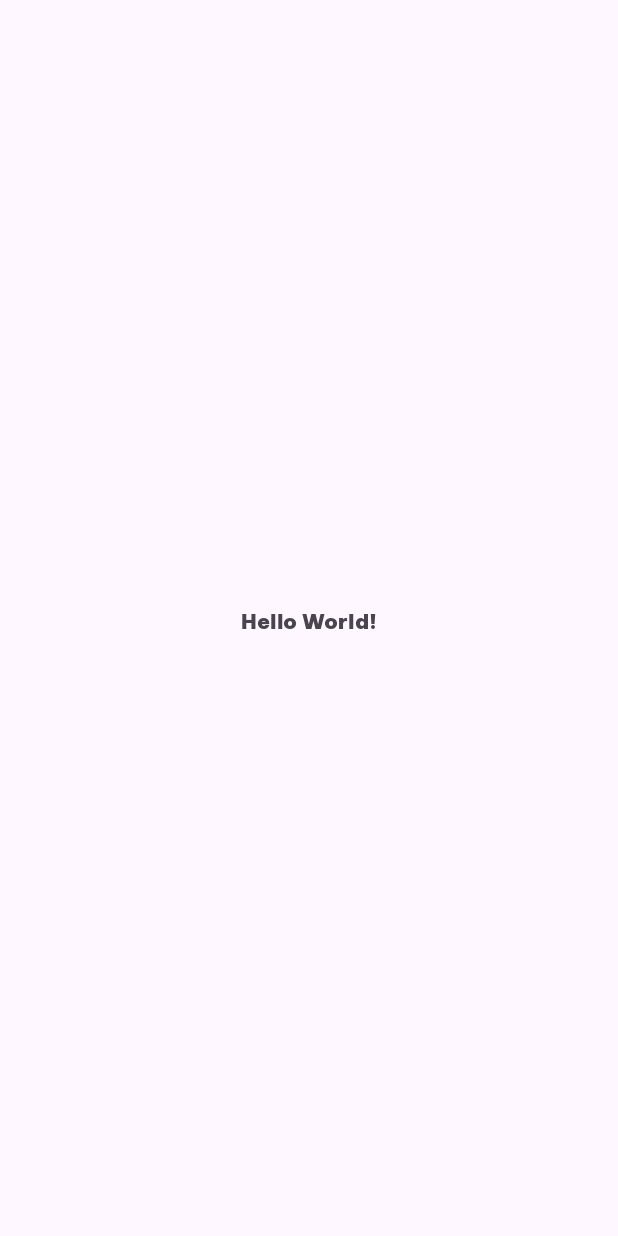
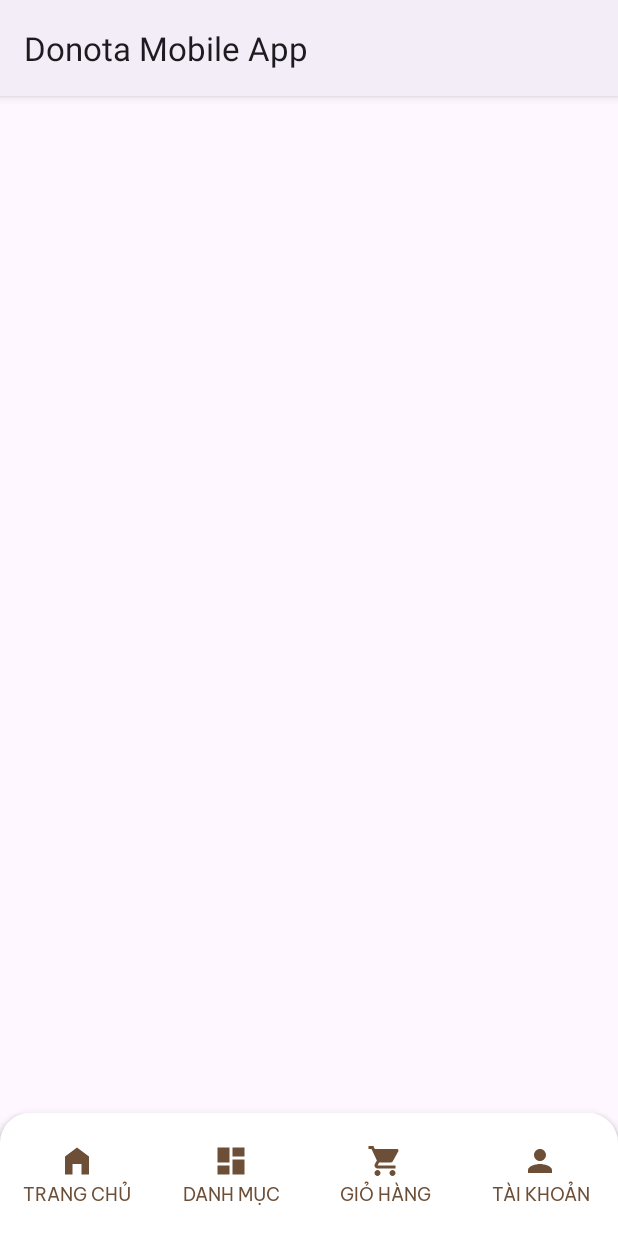
Before and after one commit to leos0509/DonotaMobileApp, an Android app: the screen it shows after launch (MainActivity), on a phone screen of 412 x 824 dp. Before the commit the screen is almost empty. Run offline under Robolectric (Android 15) with nearby library versions, the phone set to English and light mode, and no system bars.

Commit message:
Nav Bar Base UI (no function yet)

```diff
--- a/app/build.gradle.kts
+++ b/app/build.gradle.kts
@@ -26,10 +26,14 @@ android {
         sourceCompatibility = JavaVersion.VERSION_1_8
         targetCompatibility = JavaVersion.VERSION_1_8
     }
+
+    buildFeatures {
+        viewBinding = true
+    }
 }
 
 dependencies {
-
+    implementation("com.google.android.material:material:1.4.0")
     implementation(libs.appcompat)
     implementation(libs.material)
     implementation(libs.activity)
--- a/app/src/main/AndroidManifest.xml
+++ b/app/src/main/AndroidManifest.xml
@@ -13,7 +13,7 @@
         android:theme="@style/Theme.DonotaMobileApp"
         tools:targetApi="31">
         <activity
-            android:name=".MainActivity"
+            android:name=".activities.MainActivity"
             android:exported="true">
             <intent-filter>
                 <action android:name="android.intent.action.MAIN" />
--- a/app/src/main/java/com/donota/donotamobileapp/MainActivity.java
+++ /dev/null
@@ -1,24 +0,0 @@
-package com.donota.donotamobileapp;
-
-import android.os.Bundle;
-
-import androidx.activity.EdgeToEdge;
-import androidx.appcompat.app.AppCompatActivity;
-import androidx.core.graphics.Insets;
-import androidx.core.view.ViewCompat;
-import androidx.core.view.WindowInsetsCompat;
-
-public class MainActivity extends AppCompatActivity {
-
-    @Override
-    protected void onCreate(Bundle savedInstanceState) {
-        super.onCreate(savedInstanceState);
-        EdgeToEdge.enable(this);
-        setContentView(R.layout.activity_main);
-        ViewCompat.setOnApplyWindowInsetsListener(findViewById(R.id.main), (v, insets) -> {
-            Insets systemBars = insets.getInsets(WindowInsetsCompat.Type.systemBars());
-            v.setPadding(systemBars.left, systemBars.top, systemBars.right, systemBars.bottom);
-            return insets;
-        });
-    }
-}
--- /dev/null
+++ b/app/src/main/java/com/donota/donotamobileapp/activities/MainActivity.java
@@ -0,0 +1,33 @@
+package com.donota.donotamobileapp.activities;
+
+import android.os.Bundle;
+
+import androidx.appcompat.app.AppCompatActivity;
+import androidx.fragment.app.FragmentManager;
+import androidx.fragment.app.FragmentTransaction;
+
+import com.donota.donotamobileapp.R;
+import com.donota.donotamobileapp.databinding.ActivityMainBinding;
+import com.donota.donotamobileapp.fragments.NavigationBarFragment;
+
+public class MainActivity extends AppCompatActivity {
+    ActivityMainBinding binding;
+
+    @Override
+    protected void onCreate(Bundle savedInstanceState) {
+        super.onCreate(savedInstanceState);
+        binding = ActivityMainBinding.inflate(getLayoutInflater());
+        setContentView(binding.getRoot());
+
+        loadFragment();
+    }
+
+    private void loadFragment() {
+        FragmentManager fragmentManager = getSupportFragmentManager();
+        FragmentTransaction transaction = fragmentManager.beginTransaction();
+
+        transaction.replace(R.id.fragment_container, new NavigationBarFragment());
+        transaction.commit();
+
+    }
+}
--- /dev/null
+++ b/app/src/main/java/com/donota/donotamobileapp/fragments/NavigationBarFragment.java
@@ -0,0 +1,54 @@
+package com.donota.donotamobileapp.fragments;
+
+import android.os.Bundle;
+import android.view.LayoutInflater;
+import android.view.View;
+import android.view.ViewGroup;
+import android.widget.Button;
+
+import androidx.annotation.NonNull;
+import androidx.annotation.Nullable;
+import androidx.fragment.app.Fragment;
+
+import com.donota.donotamobileapp.R;
+
+public class NavigationBarFragment extends Fragment {
+
+    @Nullable
+    @Override
+    public View onCreateView(@NonNull LayoutInflater inflater, @Nullable ViewGroup container, @Nullable Bundle savedInstanceState) {
+        return inflater.inflate(R.layout.fragment_navigation_bar, container, false);
+    }
+
+    @Override
+    public void onViewCreated(@NonNull View view, @Nullable Bundle savedInstanceState) {
+        super.onViewCreated(view, savedInstanceState);
+
+        // Initialize buttons
+        Button btnHome = view.findViewById(R.id.btn_home);
+        Button btnSearch = view.findViewById(R.id.btn_search);
+        Button btnCart = view.findViewById(R.id.btn_cart);
+        Button btnProfile = view.findViewById(R.id.btn_profile);
+
+        // Set click listeners for your buttons
+        btnHome.setOnClickListener(v -> {
+            // Handle home button click
+            // For example, navigate to the home screen
+        });
+
+        btnSearch.setOnClickListener(v -> {
+            // Handle search button click
+            // For example, navigate to the search screen
+        });
+
+        btnCart.setOnClickListener(v -> {
+            // Handle cart button click
+            // For example, navigate to the cart screen
+        });
+
+        btnProfile.setOnClickListener(v -> {
+            // Handle profile button click
+            // For example, navigate to the profile screen
+        });
+    }
+}
--- /dev/null
+++ b/app/src/main/res/drawable/baseline_dashboard_24.xml
@@ -0,0 +1,5 @@
+<vector xmlns:android="http://schemas.android.com/apk/res/android" android:height="24dp" android:tint="#000000" android:viewportHeight="24" android:viewportWidth="24" android:width="24dp">
+
+    <path android:fillColor="@android:color/white" android:pathData="M3,13h8L11,3L3,3v10zM3,21h8v-6L3,15v6zM13,21h8L21,11h-8v10zM13,3v6h8L21,3h-8z"/>
+
+</vector>
--- /dev/null
+++ b/app/src/main/res/drawable/baseline_home_filled_24.xml
@@ -0,0 +1,5 @@
+<vector xmlns:android="http://schemas.android.com/apk/res/android" android:height="24dp" android:viewportHeight="24" android:viewportWidth="24" android:width="24dp">
+
+    <path android:fillColor="@color/primary1" android:pathData="M12,3L4,9v12h5v-7h6v7h5V9z"/>
+
+</vector>
--- /dev/null
+++ b/app/src/main/res/drawable/baseline_person_24.xml
@@ -0,0 +1,5 @@
+<vector xmlns:android="http://schemas.android.com/apk/res/android" android:height="24dp" android:tint="#000000" android:viewportHeight="24" android:viewportWidth="24" android:width="24dp">
+
+    <path android:fillColor="@android:color/white" android:pathData="M12,12c2.21,0 4,-1.79 4,-4s-1.79,-4 -4,-4 -4,1.79 -4,4 1.79,4 4,4zM12,14c-2.67,0 -8,1.34 -8,4v2h16v-2c0,-2.66 -5.33,-4 -8,-4z"/>
+
+</vector>
--- /dev/null
+++ b/app/src/main/res/drawable/baseline_shopping_cart_24.xml
@@ -0,0 +1,5 @@
+<vector xmlns:android="http://schemas.android.com/apk/res/android" android:height="24dp" android:tint="#000000" android:viewportHeight="24" android:viewportWidth="24" android:width="24dp">
+
+    <path android:fillColor="@android:color/white" android:pathData="M7,18c-1.1,0 -1.99,0.9 -1.99,2S5.9,22 7,22s2,-0.9 2,-2 -0.9,-2 -2,-2zM1,2v2h2l3.6,7.59 -1.35,2.45c-0.16,0.28 -0.25,0.61 -0.25,0.96 0,1.1 0.9,2 2,2h12v-2L7.42,15c-0.14,0 -0.25,-0.11 -0.25,-0.25l0.03,-0.12 0.9,-1.63h7.45c0.75,0 1.41,-0.41 1.75,-1.03l3.58,-6.49c0.08,-0.14 0.12,-0.31 0.12,-0.48 0,-0.55 -0.45,-1 -1,-1L5.21,4l-0.94,-2L1,2zM17,18c-1.1,0 -1.99,0.9 -1.99,2s0.89,2 1.99,2 2,-0.9 2,-2 -0.9,-2 -2,-2z"/>
+
+</vector>
--- /dev/null
+++ b/app/src/main/res/drawable/bottom_navigation_bg.xml
@@ -0,0 +1,7 @@
+<?xml version="1.0" encoding="utf-8"?>
+<shape xmlns:android="http://schemas.android.com/apk/res/android"
+    android:shape="rectangle">
+    <solid android:color="#FFFFFFFF" />
+    <corners android:topRightRadius="20dp" android:topLeftRadius="20dp"/>
+    <stroke android:width="0dp"/>
+</shape>
--- /dev/null
+++ b/app/src/main/res/drawable/white_nav_btn_bg.xml
@@ -0,0 +1,6 @@
+<?xml version="1.0" encoding="utf-8"?>
+<shape xmlns:android="http://schemas.android.com/apk/res/android"
+    android:shape="rectangle">
+    <solid android:color="@color/white" />
+    <stroke android:width="0dp"/>
+</shape>
--- a/app/src/main/res/layout/activity_main.xml
+++ b/app/src/main/res/layout/activity_main.xml
@@ -5,16 +5,18 @@
     android:id="@+id/main"
     android:layout_width="match_parent"
     android:layout_height="match_parent"
-    tools:context=".MainActivity">
+    tools:context=".activities.MainActivity">
 
-    <TextView
-        android:layout_width="wrap_content"
+    <androidx.fragment.app.FragmentContainerView
+        android:id="@+id/fragment_container"
+        android:background="@drawable/bottom_navigation_bg"
+        android:name="com.donota.donotamobileapp.fragments.NavigationBarFragment"
+        android:layout_width="match_parent"
         android:layout_height="wrap_content"
-        android:text="Hello World!"
-        android:fontFamily="@font/bevietnampro_black"
+        android:elevation="10dp"
         app:layout_constraintBottom_toBottomOf="parent"
+        app:layout_constraintStart_toStartOf="parent"
         app:layout_constraintEnd_toEndOf="parent"
-        app:layout_constraintStart_toStartOf="parent"
-        app:layout_constraintTop_toTopOf="parent" />
+        tools:layout="@layout/fragment_navigation_bar" />
 
 </androidx.constraintlayout.widget.ConstraintLayout>
--- /dev/null
+++ b/app/src/main/res/layout/fragment_navigation_bar.xml
@@ -0,0 +1,74 @@
+<?xml version="1.0" encoding="utf-8"?>
+<LinearLayout xmlns:android="http://schemas.android.com/apk/res/android"
+    android:layout_width="match_parent"
+    android:layout_height="wrap_content"
+    android:orientation="horizontal"
+    android:background="@drawable/bottom_navigation_bg"
+    android:clipToOutline="true"
+    android:gravity="center_horizontal"
+    android:elevation="5dp">
+
+    <androidx.appcompat.widget.AppCompatButton
+        android:id="@+id/btn_home"
+        android:layout_width="0dp"
+        android:layout_height="match_parent"
+        android:text="TRANG CHỦ"
+        android:layout_weight="1"
+        android:layout_gravity="center_vertical"
+        android:layout_marginHorizontal="0dp"
+        android:textSize="12sp"
+        android:textColor="@color/primary1"
+        android:paddingVertical="20dp"
+        android:fontFamily="@font/bevietnampro_regular"
+        android:drawableTop="@drawable/baseline_home_filled_24"
+        android:background="@drawable/white_nav_btn_bg"/>
+
+    <androidx.appcompat.widget.AppCompatButton
+        android:id="@+id/btn_search"
+        android:layout_width="0dp"
+        android:layout_height="match_parent"
+        android:text="danh mục"
+        android:layout_weight="1"
+        android:paddingVertical="20dp"
+        android:textSize="12sp"
+        android:layout_gravity="center_vertical"
+        android:layout_marginHorizontal="0dp"
+        android:textColor="@color/primary1"
+        android:fontFamily="@font/bevietnampro_regular"
+        android:drawableTop="@drawable/baseline_dashboard_24"
+        android:drawableTint="@color/primary1"
+        android:background="@drawable/white_nav_btn_bg"/>
+
+    <androidx.appcompat.widget.AppCompatButton
+        android:id="@+id/btn_cart"
+        android:layout_width="0dp"
+        android:layout_height="match_parent"
+        android:text="Giỏ hàng"
+        android:layout_weight="1"
+        android:paddingVertical="20dp"
+        android:textSize="12sp"
+        android:layout_gravity="center_vertical"
+        android:layout_marginHorizontal="0dp"
+        android:textColor="@color/primary1"
+        android:fontFamily="@font/bevietnampro_regular"
+        android:drawableTop="@drawable/baseline_shopping_cart_24"
+        android:drawableTint="@color/primary1"
+        android:background="@drawable/white_nav_btn_bg"/>
+
+    <androidx.appcompat.widget.AppCompatButton
+        android:id="@+id/btn_profile"
+        android:layout_width="0dp"
+        android:layout_height="match_parent"
+        android:text="tài khoản"
+        android:paddingVertical="20dp"
+        android:textSize="12sp"
+        android:layout_weight="1"
+        android:layout_gravity="center_vertical"
+        android:layout_marginHorizontal="0dp"
+        android:textColor="@color/primary1"
+        android:fontFamily="@font/bevietnampro_regular"
+        android:drawableTop="@drawable/baseline_person_24"
+        android:drawableTint="@color/primary1"
+        android:background="@drawable/white_nav_btn_bg"/>
+
+</LinearLayout>
--- a/app/src/main/res/values/strings.xml
+++ b/app/src/main/res/values/strings.xml
@@ -1,3 +1,5 @@
 <resources>
     <string name="app_name">Donota Mobile App</string>
+    <!-- TODO: Remove or change this placeholder text -->
+    <string name="hello_blank_fragment">Hello blank fragment</string>
 </resources>
--- a/app/src/main/res/values/themes.xml
+++ b/app/src/main/res/values/themes.xml
@@ -1,6 +1,6 @@
 <resources xmlns:tools="http://schemas.android.com/tools">
     <!-- Base application theme. -->
-    <style name="Base.Theme.DonotaMobileApp" parent="Theme.Material3.DayNight.NoActionBar">
+    <style name="Base.Theme.DonotaMobileApp" parent="Theme.Material3.DayNight">
         <!-- Customize your light theme here. -->
         <!-- <item name="colorPrimary">@color/my_light_primary</item> -->
     </style>
```
